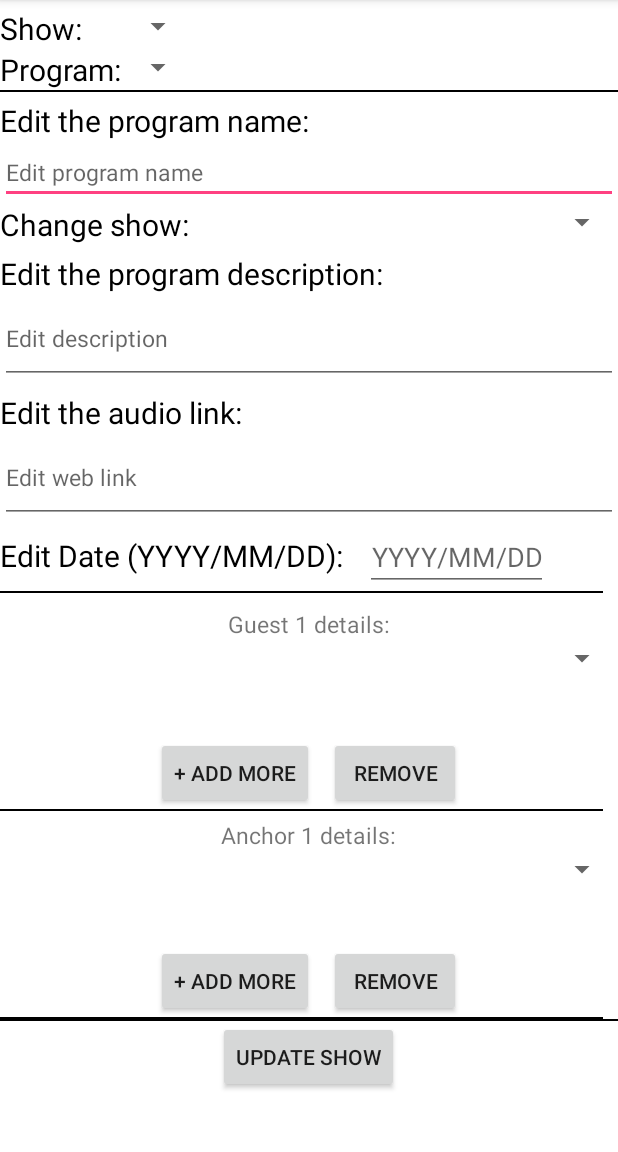
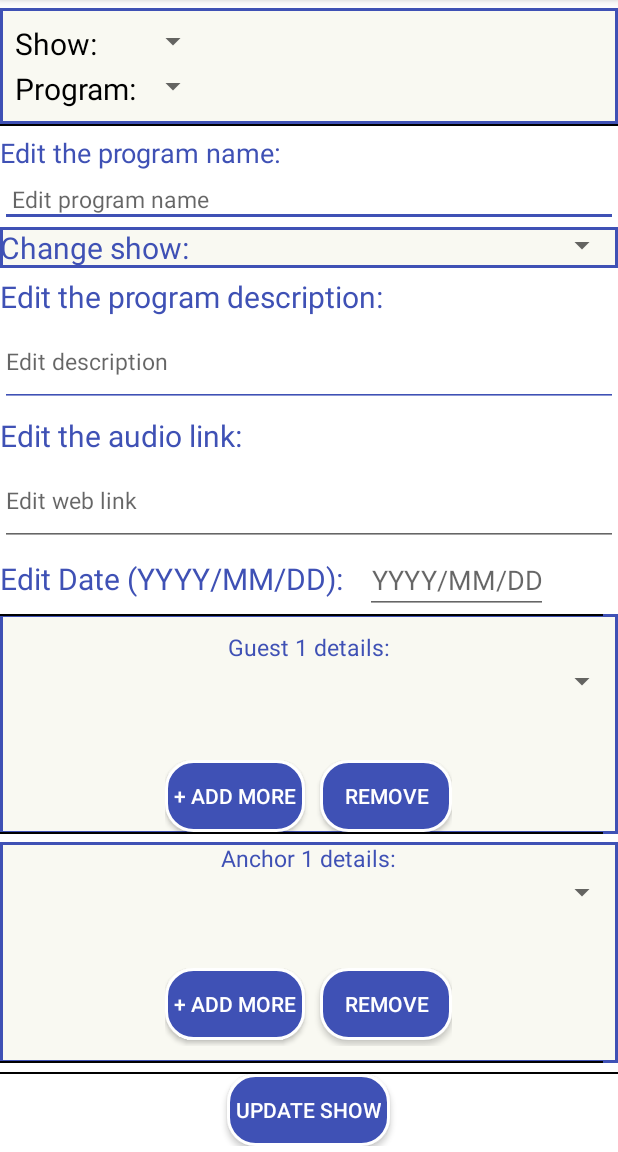
Before and after one commit to jimsprojectradio/repo, an Android app: the fragment FragmentEditProgram shown on its own in the app's theme, on a phone screen of 412 x 824 dp, the part 84-1236 px from its top. Run offline under Robolectric (Android 15) with nearby library versions, the phone set to English and light mode, and no system bars; our stand-ins replace Volley; network calls fail.

Commit message:
Fragment Edit Program

```diff
--- a/DUMMY/RadioAdminDummy/RadioAdminDummy/app/src/main/res/layout/fragment_edit_program.xml
+++ b/DUMMY/RadioAdminDummy/RadioAdminDummy/app/src/main/res/layout/fragment_edit_program.xml
@@ -24,6 +24,8 @@
             android:orientation="vertical"
             android:visibility="visible">
             <GridLayout
+                android:padding="10dp"
+                android:background="@drawable/border_bottom"
                 android:layout_width="match_parent"
                 android:layout_height="wrap_content"
                 android:columnCount="2"
@@ -35,6 +37,7 @@
                     android:textSize="20dp"
                     android:textColor="#000000"/>
                 <Spinner
+                    android:layout_marginBottom="6dp"
                     android:id="@+id/sp_editprog_get_show"
                     android:layout_width="wrap_content"
                     android:layout_height="wrap_content"/>
@@ -58,27 +61,30 @@
                 android:layout_width="fill_parent"
                 android:layout_height="wrap_content"
                 android:text="Edit the program name:"
-                android:textSize="20dp"
-                android:textColor="#000000"
+                android:textSize="18dp"
+                android:textColor="@color/colorPrimary"
                 android:layout_marginTop="5dp"/>
 
             <EditText
+                android:padding="8dp"
                 android:id="@+id/edt_edit_progname"
                 android:textSize="15dp"
+                android:backgroundTint="@color/colorPrimary"
                 android:layout_width="match_parent"
                 android:layout_height="wrap_content"
                 android:hint="Edit program name"/>
 
             <LinearLayout
+                android:background="@drawable/border_bottom"
                 android:layout_width="match_parent"
                 android:layout_height="wrap_content"
                 android:orientation="horizontal">
                 <TextView
+                    android:textColor="@color/colorPrimary"
                     android:layout_width="wrap_content"
                     android:layout_height="wrap_content"
                     android:text="Change show:"
                     android:textSize="20dp"
-                    android:textColor="#000000"
                     android:layout_marginRight="10dp"/>
                 <Spinner
                     android:id="@+id/sp_edit_show_to_prog"
@@ -91,11 +97,12 @@
                 android:layout_height="wrap_content"
                 android:text="Edit the program description:"
                 android:textSize="20dp"
-                android:textColor="#000000"
+                android:textColor="@color/colorPrimary"
                 android:layout_marginTop="5dp"/>
             <EditText
                 android:id="@+id/edt_edit_progdesc"
                 android:textSize="15dp"
+                android:backgroundTint="@color/colorPrimary"
                 android:layout_width="match_parent"
                 android:layout_height="wrap_content"
                 android:hint="Edit description"
@@ -109,7 +116,7 @@
                 android:layout_height="wrap_content"
                 android:text="Edit the audio link:"
                 android:textSize="20dp"
-                android:textColor="#000000"
+                android:textColor="@color/colorPrimary"
                 android:layout_marginTop="5dp"/>
             <EditText
                 android:id="@+id/edt_edit_proglink"
@@ -128,9 +135,9 @@
                 android:layout_height="wrap_content">
                 <TextView
                     android:layout_width="wrap_content"
+                    android:textColor="@color/colorPrimary"
                     android:layout_height="wrap_content"
                     android:text="Edit Date (YYYY/MM/DD): "
-                    android:textColor="#000000"
                     android:textSize="20dp"/>
                 <EditText
                     android:id="@+id/edit_prog_date"
@@ -145,6 +152,7 @@
 
             <!--layout for guest1-->
             <LinearLayout
+                android:background="@drawable/border_bottom"
                 android:id="@+id/editguest_layout_1"
                 android:layout_width="match_parent"
                 android:layout_height="wrap_content"
@@ -158,6 +166,7 @@
                     android:layout_width="wrap_content"
                     android:layout_height="wrap_content"
                     android:text="Guest 1 details:"
+                    android:textColor="@color/colorPrimary"
                     android:textSize="15dp"
                     android:layout_marginTop="10dp"
                     android:layout_gravity="center_horizontal"/>
@@ -180,14 +189,20 @@
                     android:orientation="horizontal"
                     android:layout_gravity="center_horizontal">
                     <Button
+                        android:textColor="#fff"
                         android:id="@+id/btnedit_add_guest2"
+                        android:background="@drawable/button_background"
+android:padding="6dp"
                         android:layout_width="wrap_content"
                         android:layout_height="wrap_content"
                         android:text="+ Add more"/>
                     <Button
+                        android:textColor="#fff"
                         android:id="@+id/btnedit_remove_guest1"
                         android:layout_width="wrap_content"
                         android:layout_height="wrap_content"
+                        android:background="@drawable/button_background"
+                        android:padding="6dp"
                         android:layout_marginLeft="10dp"
                         android:text="Remove"/>
                 </LinearLayout>
@@ -200,6 +215,7 @@
 
             <!--layout for guest2-->
             <LinearLayout
+                android:background="@drawable/border_bottom"
                 android:id="@+id/editguest_layout_2"
                 android:layout_width="match_parent"
                 android:layout_height="wrap_content"
@@ -211,6 +227,7 @@
                     android:layout_height="wrap_content"
                     android:text="Guest 2 details:"
                     android:textSize="15dp"
+                    android:textColor="@color/colorPrimary"
                     android:layout_gravity="center_horizontal"/>
                 <Spinner
                     android:id="@+id/sp_edit_guest2"
@@ -226,6 +243,9 @@
                     android:layout_height="wrap_content" />
 
                 <Button
+                    android:textColor="#fff"
+                    android:background="@drawable/button_background"
+                    android:padding="6dp"
                     android:id="@+id/btnedit_remove_guest2"
                     android:layout_width="wrap_content"
                     android:layout_height="wrap_content"
@@ -236,12 +256,14 @@
                 <View
                     android:layout_width="match_parent"
                     android:layout_height="1dp"
+                    android:layout_marginTop="10dp"
                     android:layout_marginRight="10dp"
                     android:background="#000000"/>
             </LinearLayout>
 
             <!--layout for anchor1-->
             <LinearLayout
+                android:background="@drawable/border_bottom"
                 android:id="@+id/editanchor_layout_1"
                 android:layout_width="match_parent"
                 android:layout_height="wrap_content"
@@ -252,6 +274,7 @@
                     android:layout_height="wrap_content"
                     android:text="Anchor 1 details:"
                     android:textSize="15dp"
+                    android:textColor="@color/colorPrimary"
                     android:layout_gravity="center_horizontal"/>
                 <Spinner
                     android:id="@+id/sp_edit_anchor1"
@@ -272,11 +295,19 @@
                     android:orientation="horizontal"
                     android:layout_gravity="center_horizontal">
                     <Button
+                        android:textColor="#fff"
+                        android:padding="6dp"
+                        android:background="@drawable/button_background"
                         android:id="@+id/btnedit_add_anchor2"
                         android:layout_width="wrap_content"
+                        android:layout_marginBottom="4dp"
                         android:layout_height="wrap_content"
                         android:text="+ Add more"/>
                     <Button
+                        android:layout_marginBottom="4dp"
+                        android:padding="6dp"
+                        android:textColor="#fff"
+                        android:background="@drawable/button_background"
                         android:id="@+id/btnedit_remove_anchor1"
                         android:layout_width="wrap_content"
                         android:layout_height="wrap_content"
@@ -286,6 +317,7 @@
                 <View
                     android:layout_width="match_parent"
                     android:layout_height="1dp"
+                    android:layout_marginTop="10dp"
                     android:layout_marginRight="10dp"
                     android:background="#000000"/>
             </LinearLayout>
@@ -296,12 +328,14 @@
                 android:layout_width="match_parent"
                 android:layout_height="wrap_content"
                 android:orientation="vertical"
+                android:background="@drawable/border_bottom"
                 android:layout_marginTop="5dp"
                 android:visibility="gone">
                 <TextView
                     android:layout_width="wrap_content"
                     android:layout_height="wrap_content"
                     android:text="Anchor 2 details:"
+                    android:textColor="@color/colorPrimary"
                     android:textSize="15dp"
                     android:layout_gravity="center_horizontal"/>
                 <Spinner
@@ -318,6 +352,9 @@
                     android:layout_height="wrap_content"/>
 
                 <Button
+                    android:textColor="#fff"
+                    android:padding="6dp"
+                    android:background="@drawable/button_background"
                     android:id="@+id/btnedit_remove_anchor2"
                     android:layout_width="wrap_content"
                     android:layout_height="wrap_content"
@@ -325,6 +362,7 @@
                     android:text="Remove"/>
 
                 <View
+                    android:layout_marginTop="6dp"
                     android:layout_width="match_parent"
                     android:layout_height="1dp"
                     android:layout_marginRight="10dp"
@@ -333,9 +371,13 @@
 
             <View
                 android:layout_width="match_parent"
+                android:layout_marginTop="6dp"
                 android:layout_height="1dp"
                 android:background="#000000"/>
             <Button
+                android:textColor="#fff"
+                android:padding="6dp"
+                android:background="@drawable/button_background"
                 android:id="@+id/btn_edit_program"
                 android:layout_width="wrap_content"
                 android:layout_height="wrap_content"
```
